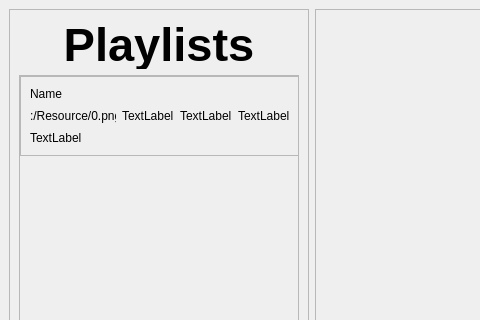
First picture: the form in mainwindow.ui, repository cscmieu/Democratic-Stratagem-Trainer, before the edit; both pictures show x 0 to 480 and y 0 to 320 of the 800 by 600 pixel window.
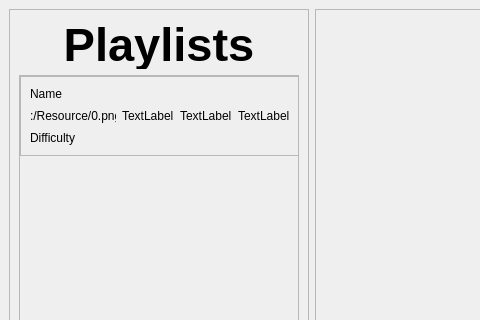
Second picture: the form after the edit.

Commit message: added status barrrrrr

Diff of the .ui file:
```diff
--- a/mainwindow.ui
+++ b/mainwindow.ui
@@ -139,7 +139,7 @@
              <item>
               <widget class="QLabel" name="Difficulty">
                <property name="text">
-                <string>TextLabel</string>
+                <string>Difficulty</string>
                </property>
               </widget>
              </item>
```
